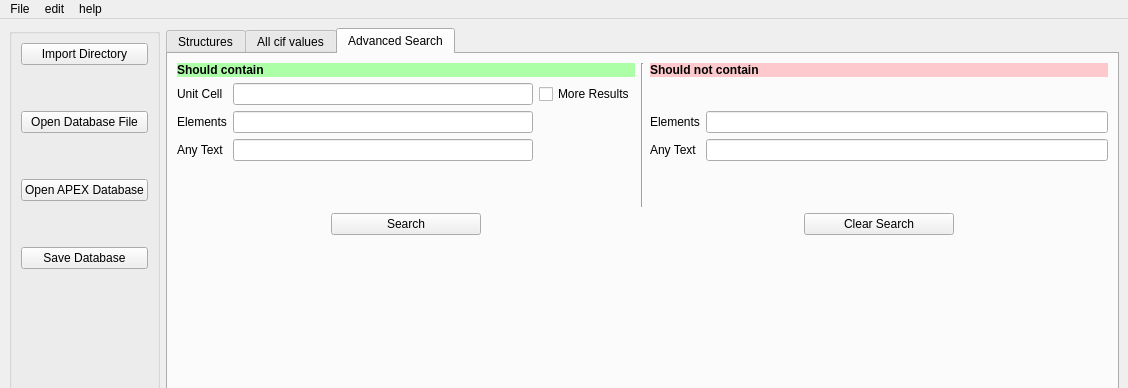
First picture: the form in gui/strf_main.ui, repository dkratzert/StructureFinder, before the edit; both pictures show x 0 to 1128 and y 0 to 388 of the 1128 by 711 pixel window.
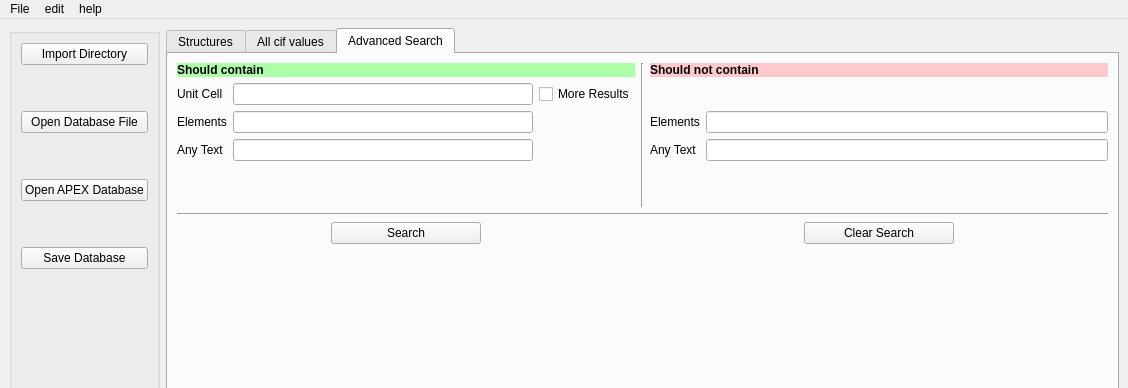
Second picture: the form after the edit.

Commit message: horizontal line in advanced tab

```diff
--- a/gui/strf_main.ui
+++ b/gui/strf_main.ui
@@ -1150,7 +1150,7 @@
             </property>
            </widget>
           </item>
-          <item row="4" column="2">
+          <item row="5" column="2">
            <spacer name="verticalSpacer_8">
             <property name="orientation">
              <enum>Qt::Vertical</enum>
@@ -1194,7 +1194,7 @@
             </item>
            </layout>
           </item>
-          <item row="3" column="0" alignment="Qt::AlignHCenter">
+          <item row="4" column="0" alignment="Qt::AlignHCenter">
            <widget class="QPushButton" name="ad_SearchPushButton">
             <property name="sizePolicy">
              <sizepolicy hsizetype="Fixed" vsizetype="Fixed">
@@ -1213,7 +1213,7 @@
             </property>
            </widget>
           </item>
-          <item row="3" column="2" alignment="Qt::AlignHCenter">
+          <item row="4" column="2" alignment="Qt::AlignHCenter">
            <widget class="QPushButton" name="ad_ShowAllButton">
             <property name="sizePolicy">
              <sizepolicy hsizetype="Fixed" vsizetype="Fixed">
@@ -1254,6 +1254,13 @@
             </property>
            </widget>
           </item>
+          <item row="3" column="0" colspan="3">
+           <widget class="Line" name="line_3">
+            <property name="orientation">
+             <enum>Qt::Horizontal</enum>
+            </property>
+           </widget>
+          </item>
          </layout>
         </item>
        </layout>
```
The commit also changes 2 other files.
